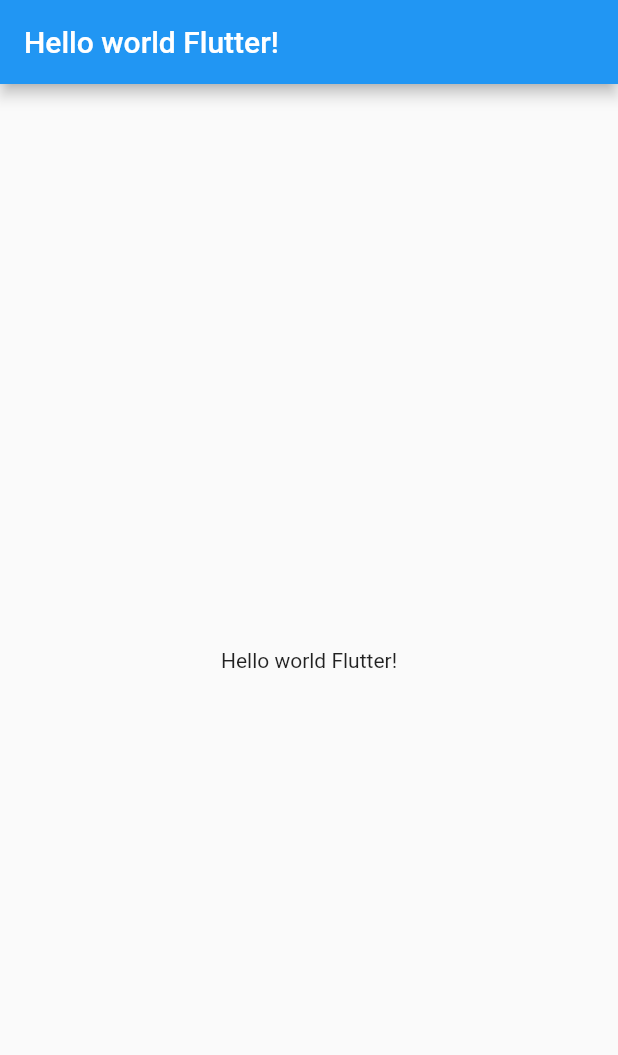
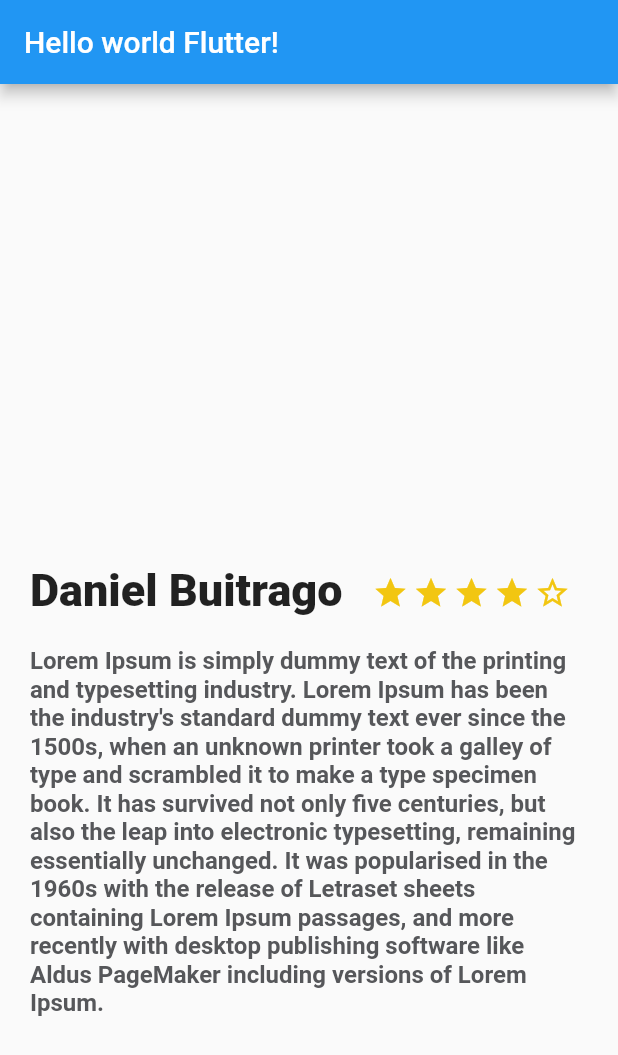
Before and after one commit to jsdnlb/my_first_flutter_app, a Flutter app: the screen it shows after launch, on a phone screen of 412 x 824 dp. Shown: the top 1055 px of the screen. Run offline on Flutter 3.47's test engine with Material 2 defaults, Android fonts, the phone set to English and light mode, and no system bars.

Commit message:
Improve main view

```diff
--- /dev/null
+++ b/lib/description_place.dart
@@ -0,0 +1,59 @@
+import 'package:flutter/material.dart';
+
+class DescriptionPlace extends StatelessWidget {
+  //const DescriptionPlace({Key? key}) : super(key: key);
+  String namePlace;
+  int stars;
+  String descriptionPlace;
+  DescriptionPlace(this.namePlace, this.stars, this.descriptionPlace);
+
+  @override
+  Widget build(BuildContext context) {
+    final star_half = Container(
+        margin: new EdgeInsets.only(top: 323.0, right: 3.0),
+        child: Icon(Icons.star_half, color: Color(0xFFf2C611)));
+
+    final star_border = Container(
+        margin: new EdgeInsets.only(top: 323.0, right: 3.0),
+        child: Icon(Icons.star_border, color: Color(0xFFf2C611)));
+
+    final star = Container(
+        margin: new EdgeInsets.only(top: 323.0, right: 3.0),
+        child: Icon(Icons.star, color: Color(0xFFf2C611)));
+
+    final description = Container(
+      margin: new EdgeInsets.only(top: 20.0, left: 20.0, right: 20.0),
+      child: new Text(
+        descriptionPlace,
+        style: const TextStyle(
+          fontSize: 16.0,
+          fontWeight: FontWeight.bold,
+          color: Color(0xFF56575a),
+        ),
+        textAlign: TextAlign.left,
+      ),
+    );
+    ;
+
+    final title_stars = Row(
+      children: <Widget>[
+        Container(
+          margin: EdgeInsets.only(top: 320.0, left: 20.0, right: 20.0),
+          child: Text(
+            namePlace,
+            style: TextStyle(fontSize: 30.0, fontWeight: FontWeight.w900),
+            textAlign: TextAlign.left,
+          ),
+        ),
+        Row(children: <Widget>[
+          star,
+          star,
+          star,
+          star,
+          star_border,
+        ])
+      ],
+    );
+    return Column(children: <Widget>[title_stars, description]);
+  }
+}
--- a/lib/main.dart
+++ b/lib/main.dart
@@ -1,4 +1,6 @@
 import 'package:flutter/material.dart';
+// Import description_place
+import 'description_place.dart';
 
 void main() {
   runApp(MyApp());
@@ -27,7 +29,8 @@ class MyApp extends StatelessWidget {
           appBar: AppBar(
             title: Text("Hello world Flutter!"),
           ),
-          body: Center(child: Text("Hello world Flutter!")),
+          body: new DescriptionPlace("Daniel Buitrago", 4,
+              "Lorem Ipsum is simply dummy text of the printing and typesetting industry. Lorem Ipsum has been the industry's standard dummy text ever since the 1500s, when an unknown printer took a galley of type and scrambled it to make a type specimen book. It has survived not only five centuries, but also the leap into electronic typesetting, remaining essentially unchanged. It was popularised in the 1960s with the release of Letraset sheets containing Lorem Ipsum passages, and more recently with desktop publishing software like Aldus PageMaker including versions of Lorem Ipsum."),
         ));
   }
 }
```
